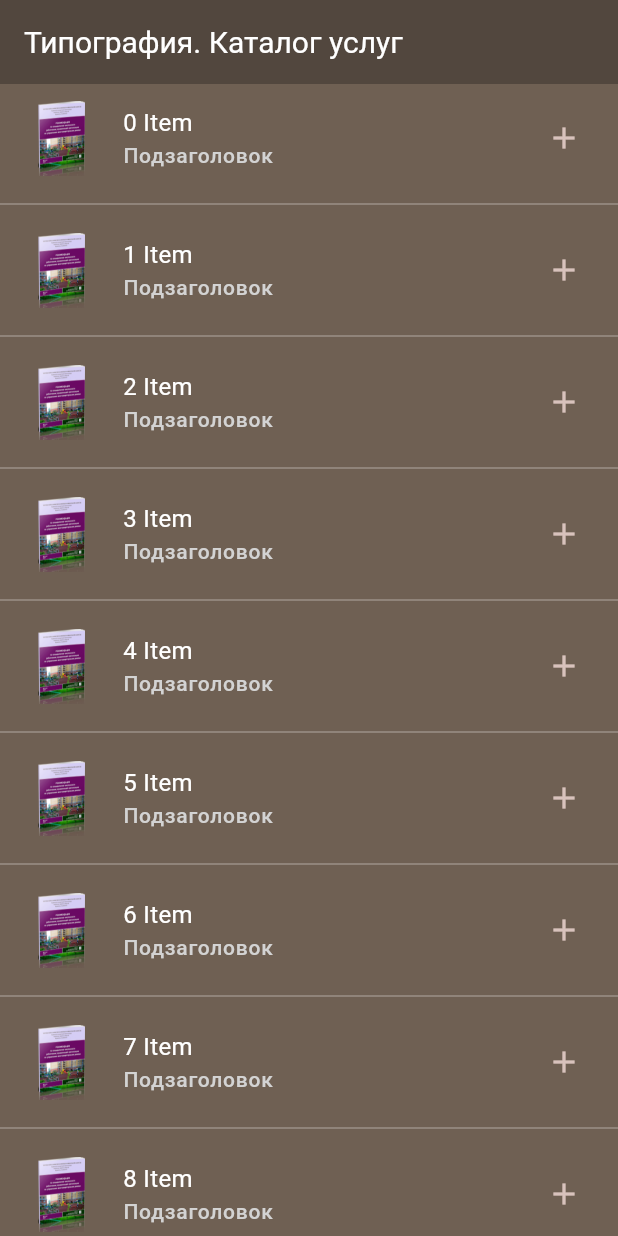
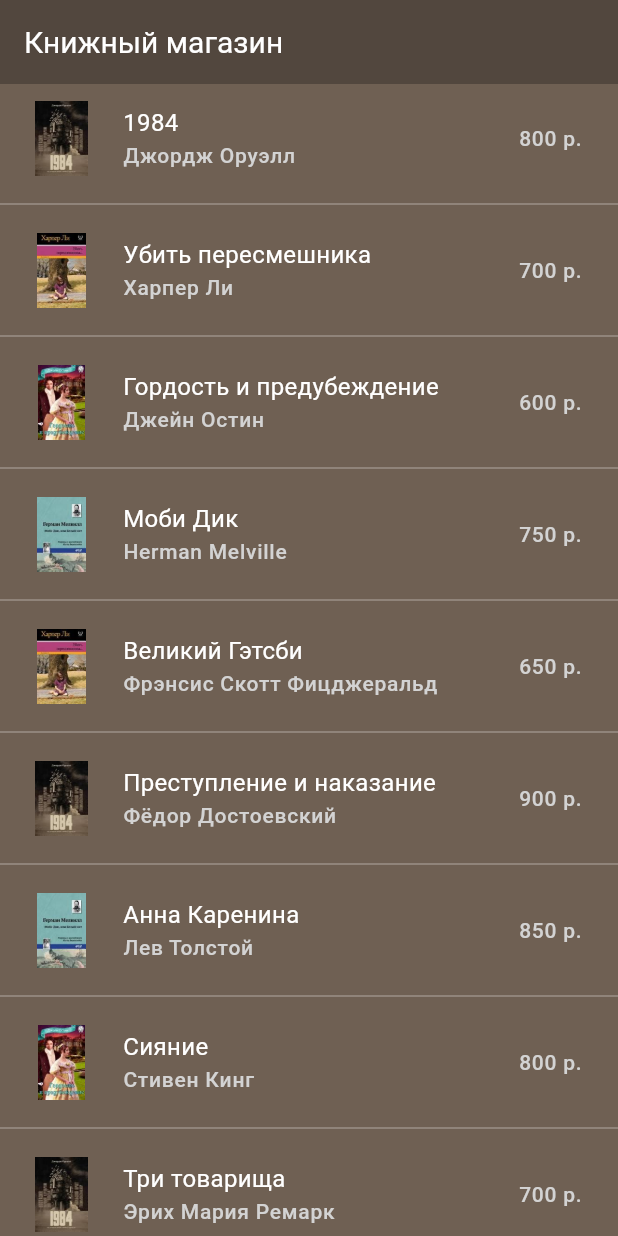
Before and after one commit to falex777/BooksStore_flutter, a Flutter app: the screen it shows after launch, on a phone screen of 412 x 824 dp. Run offline on Flutter 3.47's test engine with Material 3 defaults, Android fonts, the phone set to English and light mode, and no system bars.

Commit message:
next step

```diff
--- a/lib/main.dart
+++ b/lib/main.dart
@@ -1,4 +1,5 @@
 import 'package:flutter/material.dart';
+import 'package:my_first_app/store.dart';
 
 void main() {
   runApp(const MyApp());
@@ -6,12 +7,11 @@ void main() {
 
 class MyApp extends StatelessWidget {
   const MyApp({super.key});
-
   // This widget is the root of your application.
   @override
   Widget build(BuildContext context) {
     return MaterialApp(
-      title: 'Типография',
+      title: 'Книжный магазин',
       theme: ThemeData(
         colorScheme: ColorScheme.fromSeed(
           seedColor: Colors.deepOrange,
@@ -37,22 +37,24 @@ class MyApp extends StatelessWidget {
         useMaterial3: true,
       ),
       routes: {
-        '/': (context) => TypographyCatalog(title: 'Типография. Каталог услуг'),
-        '/info': (context) => ServiceInfo(),
+        '/': (context) => BooksList(title: 'Книжный магазин'),
+        '/info': (context) => BookInfo(),
       },
     );
   }
 }
 
-class TypographyCatalog extends StatefulWidget {
-  const TypographyCatalog({super.key, required this.title});
+class BooksList extends StatefulWidget {
+  const BooksList({super.key, required this.title});
   final String title;
 
   @override
-  State<TypographyCatalog> createState() => _MyHomePageState();
+  State<BooksList> createState() => _BooksList();
 }
 
-class _MyHomePageState extends State<TypographyCatalog> {
+class _BooksList extends State<BooksList> {
+  final bookStore = booksStore;
+
   @override
   Widget build(BuildContext context) {
     final theme = Theme.of(context);
@@ -62,27 +64,27 @@ class _MyHomePageState extends State<TypographyCatalog> {
         title: Text(widget.title),
       ),
       body: ListView.separated(
-          itemCount: 20,
+          itemCount: bookStore.length,
           separatorBuilder: (context, index) => const Divider(
                 color: Colors.white30,
               ),
           itemBuilder: (context, index) => ListTile(
                 leading: Image.asset(
-                  'assets/img/117.png',
+                  'assets/img/${bookStore[index].img}',
                   width: 50,
                   height: 50,
                 ),
-                title: Text(
-                  '$index Item',
-                  style: theme.textTheme.bodyMedium
-                ),
-                subtitle:
-                    Text('Подзаголовок', style: theme.textTheme.labelSmall),
-                trailing: Icon(Icons.add),
+                title: Text(bookStore[index].title,
+                    style: theme.textTheme.bodyMedium),
+                subtitle: Text(bookStore[index].author,
+                    style: theme.textTheme.labelSmall),
+                trailing: Text(
+                    '${bookStore[index].price.toInt().toString()} р.',
+                    style: theme.textTheme.labelSmall),
                 onTap: () {
                   Navigator.of(context).pushNamed(
                     '/info',
-                    arguments: {'index': index},
+                    arguments: index,
                   );
                 },
               )),
@@ -90,15 +92,38 @@ class _MyHomePageState extends State<TypographyCatalog> {
   }
 }
 
-class ServiceInfo extends StatelessWidget {
-  const ServiceInfo({super.key});
+class BookInfo extends StatefulWidget {
+  const BookInfo({super.key});
+
+  @override
+  State<BookInfo> createState() => _BookInfoState();
+}
+
+class _BookInfoState extends State<BookInfo> {
+  BookItem? book;
+
+  @override
+  void didChangeDependencies() {
+    final args = ModalRoute.of(context)?.settings.arguments;
+    super.didChangeDependencies();
+    assert(args != null || args is int, 'Error: arguments must int');
+    int index = args as int;
+    book = booksStore[index];
+  }
 
   @override
   Widget build(BuildContext context) {
     return Scaffold(
       appBar: AppBar(
-        title: Text('Информация о услуге'),
+        title: Text('Информация о книге "${book?.title}"'),
       ),
+      body: Center(
+        child: Image.asset(
+          'assets/img/${book?.img}',
+          width: 200,
+          height: 200,
+        ),
+      )
     );
   }
 }
--- /dev/null
+++ b/lib/store.dart
@@ -0,0 +1,39 @@
+class BookItem {
+  final int code;
+  final String title;
+  final String author;
+  final double price;
+  final String img;
+  final bool isFavorite;
+
+  BookItem({
+    required this.code,
+    required this.title,
+    required this.author,
+    this.price = 0,
+    this.img = '',
+    this.isFavorite = false,
+  });
+}
+
+List<BookItem> booksStore = [
+  BookItem(code: 1, title: "1984", author: "Джордж Оруэлл", price: 800, img: '1.jpg', isFavorite: false),
+  BookItem(code: 2, title: "Убить пересмешника", author: "Харпер Ли", price: 700, img: '2.jpg', isFavorite: false),
+  BookItem(code: 3, title: "Гордость и предубеждение", author: "Джейн Остин", price: 600, img: '3.jpg', isFavorite: false),
+  BookItem(code: 4, title: "Моби Дик", author: "Herman Melville", price: 750, img: '4.jpg', isFavorite: false),
+  BookItem(code: 5, title: "Великий Гэтсби", author: "Фрэнсис Скотт Фицджеральд", price: 650, img: '2.jpg', isFavorite: false),
+  BookItem(code: 6, title: "Преступление и наказание", author: "Фёдор Достоевский", price: 900, img: '1.jpg', isFavorite: false),
+  BookItem(code: 7, title: "Анна Каренина", author: "Лев Толстой", price: 850, img: '4.jpg', isFavorite: false),
+  BookItem(code: 8, title: "Сияние", author: "Стивен Кинг", price: 800, img: '3.jpg', isFavorite: false),
+  BookItem(code: 9, title: "Три товарища", author: "Эрих Мария Ремарк", price: 700, img: '1.jpg', isFavorite: false),
+  BookItem(code: 10, title: "451 градус по Фаренгейту", author: "Рэй Брэдбери", price: 600, img: '4.jpg', isFavorite: false),
+  BookItem(code: 11, title: "Братья Карамазовы", author: "Фёдор Достоевский", price: 950, img: '2.jpg', isFavorite: false),
+  BookItem(code: 12, title: "Маленький принц", author: "Антуан де Сент-Экзюпери", price: 500, img: '3.jpg', isFavorite: false),
+  BookItem(code: 13, title: "Старик и море", author: "Эрнест Хемингуэй", price: 700, img: '1.jpg', isFavorite: false),
+  BookItem(code: 14, title: "Война и мир", author: "Лев Толстой", price: 1200, img: '2.jpg', isFavorite: false),
+  BookItem(code: 15, title: "Дон Кихот", author: "Мигель де Сервантес", price: 800, img: '4.jpg', isFavorite: false),
+  BookItem(code: 16, title: "Собачье сердце", author: "Михаил Булгаков", price: 600, img: '3.jpg', isFavorite: false),
+  BookItem(code: 17, title: "Над пропастью во ржи", author: "Джером Д. Сэлинджер", price: 700, img: '1.jpg', isFavorite: false),
+  BookItem(code: 18, title: "Цветы для Элджернона", author: "Дэниел Киз", price: 650, img: '4.jpg', isFavorite: false),
+  BookItem(code: 19, title: "Тень ветра", author: "Карлос Руис Сафон", price: 800, img: '2.jpg', isFavorite: false)
+];
```
Also changed, not shown: assets/img/1.jpg (added), assets/img/2.jpg (added), assets/img/3.jpg (added), assets/img/4.jpg (added).
